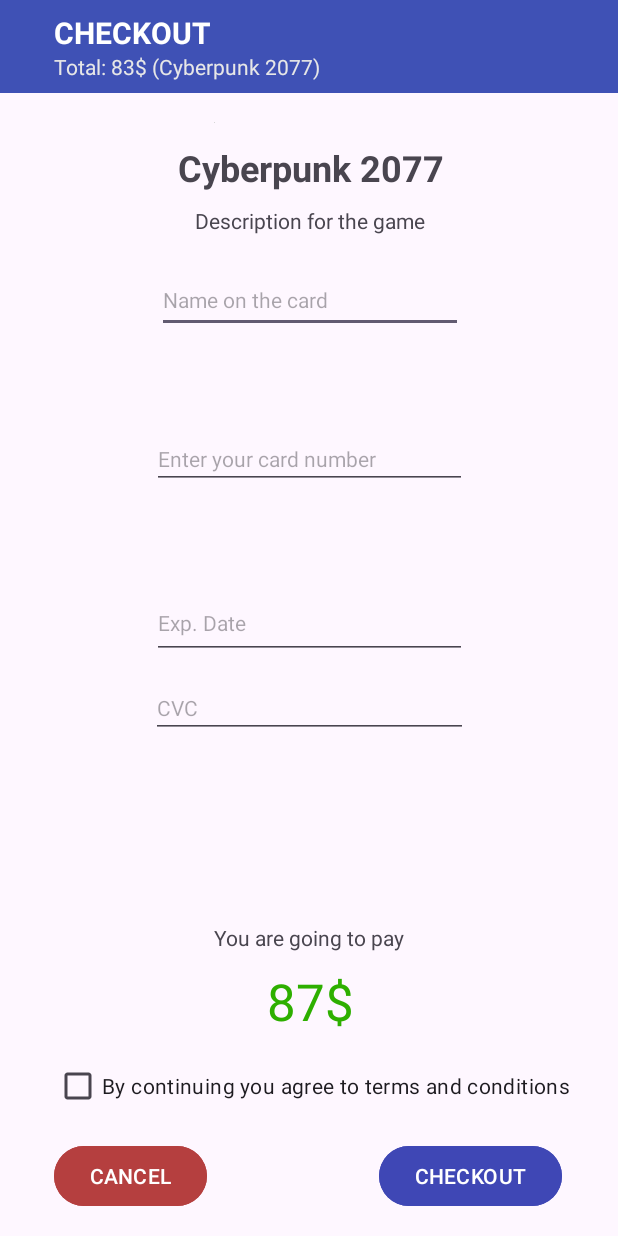
After one commit to aliboron/256-487-projects, an Android app: the layout activity_checkout.xml on its own in the app's theme, with its tools: preview values and no code run, on a phone screen of 412 x 824 dp. The commit adds this screen. Run offline under Robolectric (Android 15) with nearby library versions, the phone set to English and light mode, and no system bars.

Commit message:
feat: init checkout activity

```diff
--- a/487-mobile/app/src/main/java/com/ctis487/project/digitalgamemarket/db/Utils.kt
+++ b/487-mobile/app/src/main/java/com/ctis487/project/digitalgamemarket/db/Utils.kt
@@ -2,6 +2,6 @@ package com.ctis487.project.digitalgamemarket.db
 
 object Utils {
 
-    var baseUrl: String = "https://ctis256.aliboron.tr"
+    var baseUrl: String = "https://ctis256.sezertetik.dev"
     const val DATABASENAME = "digital_game_market_db"
 }
--- a/487-mobile/app/src/main/java/com/ctis487/project/digitalgamemarket/model/FeaturedGame.kt
+++ /dev/null
@@ -1,3 +0,0 @@
-package com.ctis487.project.digitalgamemarket.model
-
-data class FeaturedGame()
--- /dev/null
+++ b/487-mobile/app/src/main/res/layout/activity_checkout.xml
@@ -0,0 +1,192 @@
+<?xml version="1.0" encoding="utf-8"?>
+<androidx.constraintlayout.widget.ConstraintLayout xmlns:android="http://schemas.android.com/apk/res/android"
+    xmlns:app="http://schemas.android.com/apk/res-auto"
+    xmlns:tools="http://schemas.android.com/tools"
+    android:id="@+id/main"
+    android:layout_width="match_parent"
+    android:layout_height="match_parent"
+    tools:context=".CheckoutActivity">
+
+    <Button
+        android:id="@+id/button"
+        android:layout_width="wrap_content"
+        android:layout_height="wrap_content"
+        android:layout_marginEnd="5dp"
+        android:layout_marginBottom="16dp"
+        android:backgroundTint="#3F47B5"
+        android:clickable="true"
+        android:text="CHECKOUT"
+        app:layout_constraintBottom_toBottomOf="parent"
+        app:layout_constraintEnd_toEndOf="@+id/checkBox" />
+
+    <ImageView
+        android:id="@+id/imageView"
+        android:layout_width="wrap_content"
+        android:layout_height="wrap_content"
+        android:layout_marginStart="24dp"
+        android:layout_marginTop="81dp"
+        app:layout_constraintStart_toStartOf="@+id/checkout_txtGameTitle"
+        app:layout_constraintTop_toTopOf="parent"
+        tools:srcCompat="@tools:sample/avatars" />
+
+    <TextView
+        android:id="@+id/checkout_txtGameDetails"
+        android:layout_width="wrap_content"
+        android:layout_height="wrap_content"
+        android:layout_marginStart="11dp"
+        android:layout_marginTop="9dp"
+        android:text="Description for the game"
+        app:layout_constraintStart_toStartOf="@+id/checkout_txtGameTitle"
+        app:layout_constraintTop_toBottomOf="@+id/checkout_txtGameTitle" />
+
+    <TextView
+        android:id="@+id/checkout_txtGameTitle"
+        android:layout_width="wrap_content"
+        android:layout_height="wrap_content"
+        android:layout_marginStart="14dp"
+        android:layout_marginTop="13dp"
+        android:text="Cyberpunk 2077"
+        android:textSize="24sp"
+        android:textStyle="bold"
+        app:layout_constraintStart_toStartOf="@+id/editTextText2"
+        app:layout_constraintTop_toBottomOf="@+id/imageView" />
+
+    <Button
+        android:id="@+id/button2"
+        android:layout_width="wrap_content"
+        android:layout_height="wrap_content"
+        android:layout_marginStart="36dp"
+        android:layout_marginBottom="16dp"
+        android:backgroundTint="#B53F3F"
+        android:text="CANCEL"
+        app:layout_constraintBottom_toBottomOf="parent"
+        app:layout_constraintStart_toStartOf="parent" />
+
+    <androidx.constraintlayout.widget.ConstraintLayout
+        android:id="@+id/linearLayout"
+        android:layout_width="0dp"
+        android:layout_height="0dp"
+        android:layout_marginBottom="19dp"
+        android:background="#3F51B5"
+        app:layout_constraintBottom_toTopOf="@+id/imageView"
+        app:layout_constraintEnd_toEndOf="parent"
+        app:layout_constraintStart_toStartOf="parent"
+        app:layout_constraintTop_toTopOf="parent">
+
+        <TextView
+            android:id="@+id/txtCheckout"
+            android:layout_width="wrap_content"
+            android:layout_height="wrap_content"
+            android:layout_marginStart="36dp"
+            android:layout_marginTop="8dp"
+            android:text="@string/txtCheckout"
+            android:textColor="#FFFFFF"
+            android:textSize="20sp"
+            android:textStyle="normal|bold"
+            app:layout_constraintStart_toStartOf="parent"
+            app:layout_constraintTop_toTopOf="parent" />
+
+        <TextView
+            android:id="@+id/checkout_txtDetails"
+            android:layout_width="wrap_content"
+            android:layout_height="wrap_content"
+            android:text="Total: 83$ (Cyberpunk 2077)"
+            android:textColor="#E7E7E7"
+            app:layout_constraintBottom_toBottomOf="parent"
+            app:layout_constraintStart_toStartOf="@+id/txtCheckout"
+            app:layout_constraintTop_toTopOf="parent"
+            app:layout_constraintVertical_bias="0.813" />
+    </androidx.constraintlayout.widget.ConstraintLayout>
+
+    <TextView
+        android:id="@+id/checkout_txtGamePrice"
+        android:layout_width="wrap_content"
+        android:layout_height="wrap_content"
+        android:layout_marginStart="35dp"
+        android:layout_marginBottom="10dp"
+        android:text="87$"
+        android:textColor="#2EAF00"
+        android:textSize="34sp"
+        app:layout_constraintBottom_toTopOf="@+id/checkBox"
+        app:layout_constraintStart_toStartOf="@+id/textView6" />
+
+    <TextView
+        android:id="@+id/textView6"
+        android:layout_width="wrap_content"
+        android:layout_height="wrap_content"
+        android:layout_marginBottom="10dp"
+        android:text="You are going to pay"
+        app:layout_constraintBottom_toTopOf="@+id/checkout_txtGamePrice"
+        app:layout_constraintEnd_toEndOf="parent"
+        app:layout_constraintStart_toStartOf="parent" />
+
+    <CheckBox
+        android:id="@+id/checkBox"
+        android:layout_width="wrap_content"
+        android:layout_height="wrap_content"
+        android:layout_marginBottom="12dp"
+        android:text="By continuing you agree to terms and conditions"
+        app:layout_constraintBottom_toTopOf="@+id/button2"
+        app:layout_constraintStart_toStartOf="@+id/button2" />
+
+    <EditText
+        android:id="@+id/editTextText2"
+        android:layout_width="0dp"
+        android:layout_height="43dp"
+        android:layout_marginStart="3dp"
+        android:layout_marginTop="22dp"
+        android:layout_marginEnd="3dp"
+        android:ems="10"
+        android:hint="Name on the card"
+        android:inputType="text"
+        android:textSize="14sp"
+        app:layout_constraintEnd_toEndOf="@+id/editTextNumberPassword"
+        app:layout_constraintStart_toStartOf="@+id/editTextNumberDecimal"
+        app:layout_constraintTop_toBottomOf="@+id/checkout_txtGameDetails" />
+
+    <EditText
+        android:id="@+id/editTextNumberDecimal"
+        android:layout_width="210dp"
+        android:layout_height="35dp"
+        android:layout_marginTop="58dp"
+        android:layout_marginBottom="59dp"
+        android:ems="10"
+        android:hint="Enter your card number"
+        android:inputType="numberDecimal"
+        android:textSize="14sp"
+        app:layout_constraintBottom_toBottomOf="@+id/editTextDate"
+        app:layout_constraintEnd_toEndOf="parent"
+        app:layout_constraintStart_toStartOf="parent"
+        app:layout_constraintTop_toTopOf="@+id/editTextText2" />
+
+    <EditText
+        android:id="@+id/editTextDate"
+        android:layout_width="210dp"
+        android:layout_height="47dp"
+        android:layout_marginTop="200dp"
+        android:layout_marginBottom="199dp"
+        android:ems="10"
+        android:hint="Exp. Date"
+        android:inputType="date"
+        android:textSize="14sp"
+        app:layout_constraintBottom_toBottomOf="@+id/checkBox"
+        app:layout_constraintEnd_toEndOf="parent"
+        app:layout_constraintStart_toStartOf="parent"
+        app:layout_constraintTop_toBottomOf="@+id/imageView" />
+
+    <EditText
+        android:id="@+id/editTextNumberPassword"
+        android:layout_width="211dp"
+        android:layout_height="38dp"
+        android:layout_marginTop="207dp"
+        android:layout_marginBottom="207dp"
+        android:ems="10"
+        android:hint="CVC"
+        android:inputType="numberPassword"
+        android:textSize="14sp"
+        app:layout_constraintBottom_toBottomOf="@+id/button2"
+        app:layout_constraintEnd_toEndOf="parent"
+        app:layout_constraintStart_toStartOf="parent"
+        app:layout_constraintTop_toTopOf="@+id/checkout_txtGameDetails" />
+
+</androidx.constraintlayout.widget.ConstraintLayout>
--- a/487-mobile/app/src/main/res/values/strings.xml
+++ b/487-mobile/app/src/main/res/values/strings.xml
@@ -3,4 +3,5 @@
     <string name="editUsername">Username:\n</string>
     <string name="btnLogin">LOGIN\n</string>
     <string name="txtTitle">GAME MARKET</string>
+    <string name="txtCheckout">CHECKOUT</string>
 </resources>
```
Also changed, not shown: 487-mobile/app/src/main/java/com/ctis487/project/digitalgamemarket/CheckoutActivity.kt (added, +43 -0 lines), 487-mobile/app/src/main/java/com/ctis487/project/digitalgamemarket/client/GameService.kt (deleted, +0 -10 lines), 487-mobile/app/src/main/java/com/ctis487/project/digitalgamemarket/db/DigitalGameAssetRoomDatabase.kt (+12 -10 lines), 487-mobile/app/src/main/java/com/ctis487/project/digitalgamemarket/db/GameRepository.kt (+49 -102 lines), 487-mobile/app/src/main/java/com/ctis487/project/digitalgamemarket/model/Game.kt (+9 -9 lines).
